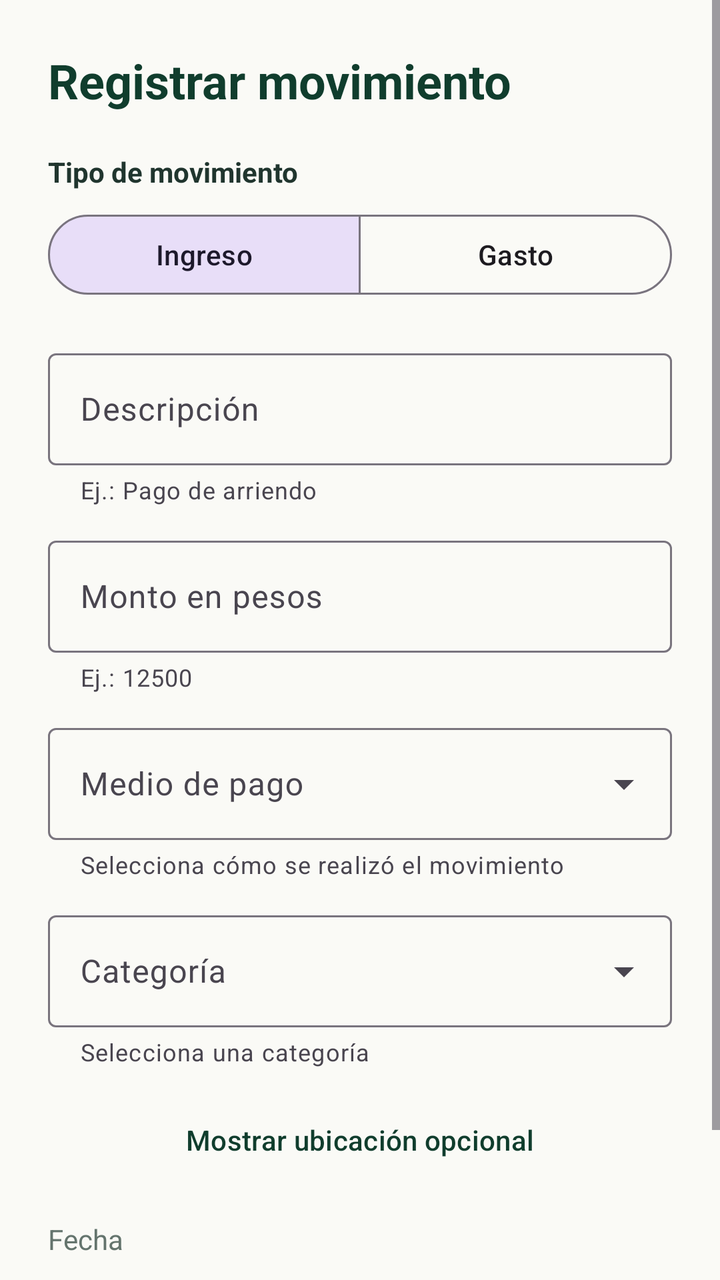
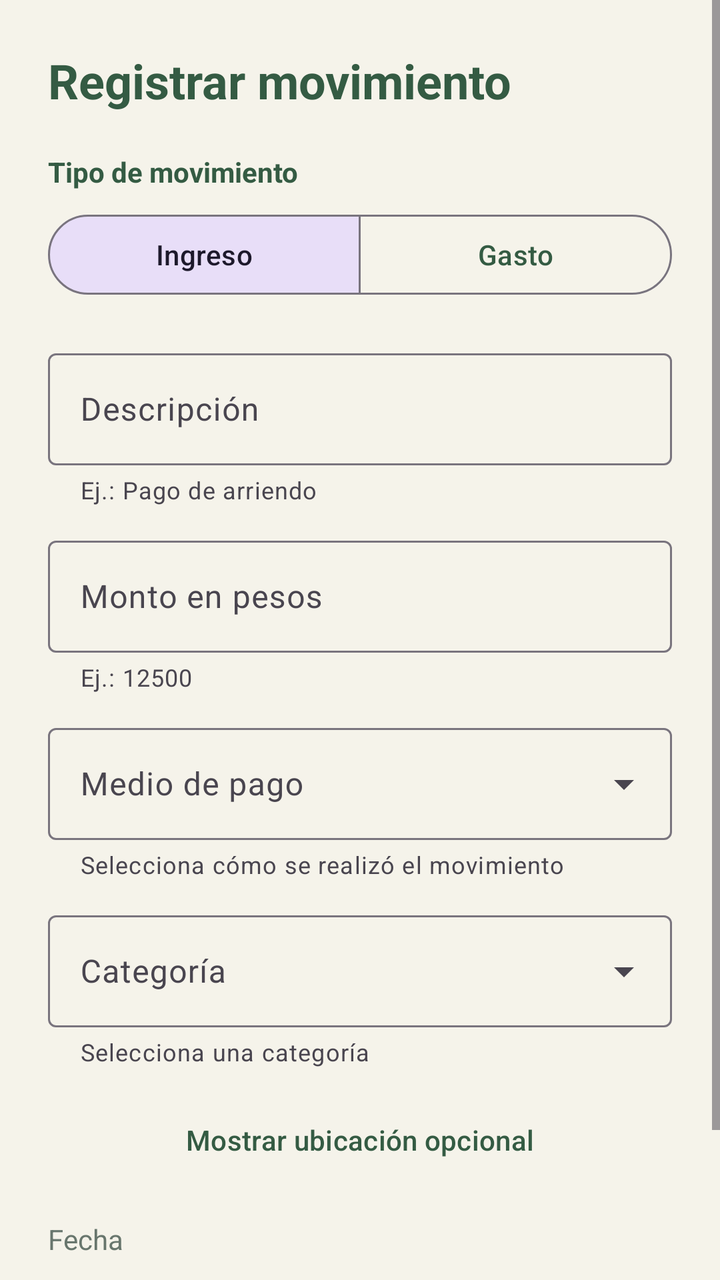

An Android layout rendered at two revisions. The XML below is the earlier revision; the diff shows what the commit changed to produce the second picture.
<!-- AndroidManifest.xml: application theme Theme.LocalCash -->
<!-- res/layout/dialog_registrar_movimiento.xml -->
<?xml version="1.0" encoding="utf-8"?>
<ScrollView xmlns:android="http://schemas.android.com/apk/res/android"
    xmlns:app="http://schemas.android.com/apk/res-auto"
    android:layout_width="match_parent"
    android:layout_height="wrap_content"
    android:background="@color/lc_warm_background"
    android:fillViewport="true">

    <LinearLayout
        android:layout_width="match_parent"
        android:layout_height="wrap_content"
        android:orientation="vertical"
        android:padding="24dp">

        <TextView
            android:layout_width="wrap_content"
            android:layout_height="wrap_content"
            android:text="@string/form_register_title"
            android:textColor="@color/lc_green_dark"
            android:textSize="24sp"
            android:textStyle="bold" />

        <TextView
            android:layout_width="wrap_content"
            android:layout_height="wrap_content"
            android:layout_marginTop="20dp"
            android:text="@string/form_movement_type"
            android:textColor="@color/lc_text_primary"
            android:textSize="14sp"
            android:textStyle="bold" />

        <com.google.android.material.button.MaterialButtonToggleGroup
            android:id="@+id/toggle_movement_type"
            android:layout_width="match_parent"
            android:layout_height="wrap_content"
            android:layout_marginTop="8dp"
            app:checkedButton="@id/button_income"
            app:selectionRequired="true"
            app:singleSelection="true">

            <com.google.android.material.button.MaterialButton
                android:id="@+id/button_income"
                style="@style/Widget.Material3.Button.OutlinedButton"
                android:layout_width="0dp"
                android:layout_height="48dp"
                android:layout_weight="1"
                android:text="@string/form_income" />

            <com.google.android.material.button.MaterialButton
                android:id="@+id/button_expense"
                style="@style/Widget.Material3.Button.OutlinedButton"
                android:layout_width="0dp"
                android:layout_height="48dp"
                android:layout_weight="1"
                android:text="@string/form_expense" />
        </com.google.android.material.button.MaterialButtonToggleGroup>

        <com.google.android.material.textfield.TextInputLayout
            android:id="@+id/input_layout_description"
            style="@style/Widget.Material3.TextInputLayout.OutlinedBox"
            android:layout_width="match_parent"
            android:layout_height="wrap_content"
            android:layout_marginTop="20dp"
            android:hint="@string/form_description_label"
            app:helperText="@string/form_description_hint">

            <com.google.android.material.textfield.TextInputEditText
                android:id="@+id/input_description"
                android:layout_width="match_parent"
                android:layout_height="56dp"
                android:inputType="textCapSentences"
                android:maxLength="80" />
        </com.google.android.material.textfield.TextInputLayout>

        <com.google.android.material.textfield.TextInputLayout
            android:id="@+id/input_layout_amount"
            style="@style/Widget.Material3.TextInputLayout.OutlinedBox"
            android:layout_width="match_parent"
            android:layout_height="wrap_content"
            android:layout_marginTop="12dp"
            android:hint="@string/form_amount_label"
            app:helperText="@string/form_amount_hint"
            app:prefixText="$ ">

            <com.google.android.material.textfield.TextInputEditText
                android:id="@+id/input_amount"
                android:layout_width="match_parent"
                android:layout_height="56dp"
                android:inputType="number"
                android:maxLength="15" />
        </com.google.android.material.textfield.TextInputLayout>

        <com.google.android.material.textfield.TextInputLayout
            android:id="@+id/input_layout_payment"
            style="@style/Widget.Material3.TextInputLayout.OutlinedBox.ExposedDropdownMenu"
            android:layout_width="match_parent"
            android:layout_height="wrap_content"
            android:layout_marginTop="12dp"
            android:hint="@string/form_payment_method_label"
            app:helperText="@string/form_payment_method_hint">

            <com.google.android.material.textfield.MaterialAutoCompleteTextView
                android:id="@+id/input_payment"
                android:layout_width="match_parent"
                android:layout_height="56dp"
                android:inputType="none" />
        </com.google.android.material.textfield.TextInputLayout>

        <com.google.android.material.textfield.TextInputLayout
            android:id="@+id/input_layout_other_payment"
            style="@style/Widget.Material3.TextInputLayout.OutlinedBox"
            android:layout_width="match_parent"
            android:layout_height="wrap_content"
            android:layout_marginTop="12dp"
            android:hint="@string/form_other_payment_label"
            android:visibility="gone"
            app:helperText="@string/form_other_payment_hint">

            <com.google.android.material.textfield.TextInputEditText
                android:id="@+id/input_other_payment"
                android:layout_width="match_parent"
                android:layout_height="56dp"
                android:inputType="textCapSentences"
                android:maxLength="50" />
        </com.google.android.material.textfield.TextInputLayout>

        <LinearLayout
            android:id="@+id/container_associated_account"
            android:layout_width="match_parent"
            android:layout_height="wrap_content"
            android:orientation="vertical"
            android:visibility="gone">

            <com.google.android.material.textfield.TextInputLayout
                android:id="@+id/input_layout_account"
                style="@style/Widget.Material3.TextInputLayout.OutlinedBox.ExposedDropdownMenu"
                android:layout_width="match_parent"
                android:layout_height="wrap_content"
                android:layout_marginTop="12dp"
                android:hint="@string/form_associated_account_label"
                app:helperText="@string/form_associated_account_hint">

                <com.google.android.material.textfield.MaterialAutoCompleteTextView
                    android:id="@+id/input_account"
                    android:layout_width="match_parent"
                    android:layout_height="56dp"
                    android:inputType="none" />
            </com.google.android.material.textfield.TextInputLayout>

            <com.google.android.material.button.MaterialButton
                android:id="@+id/button_create_account"
                style="@style/Widget.Material3.Button.TextButton"
                android:layout_width="wrap_content"
                android:layout_height="48dp"
                android:layout_marginTop="2dp"
                android:text="@string/action_create_account_from_movement"
                android:textColor="@color/lc_green_dark" />
        </LinearLayout>

        <com.google.android.material.textfield.TextInputLayout
            android:id="@+id/input_layout_category"
            style="@style/Widget.Material3.TextInputLayout.OutlinedBox.ExposedDropdownMenu"
            android:layout_width="match_parent"
            android:layout_height="wrap_content"
            android:layout_marginTop="12dp"
            android:hint="@string/form_category_label"
            app:helperText="@string/form_category_hint">

            <com.google.android.material.textfield.MaterialAutoCompleteTextView
                android:id="@+id/input_category"
                android:layout_width="match_parent"
                android:layout_height="56dp"
                android:inputType="none" />
        </com.google.android.material.textfield.TextInputLayout>

        <com.google.android.material.button.MaterialButton
            android:id="@+id/button_toggle_optional"
            style="@style/Widget.Material3.Button.TextButton"
            android:layout_width="match_parent"
            android:layout_height="wrap_content"
            android:layout_marginTop="12dp"
            android:text="@string/action_show_optional"
            android:textColor="@color/lc_green_dark" />

        <LinearLayout
            android:id="@+id/optional_movement_section"
            android:layout_width="match_parent"
            android:layout_height="wrap_content"
            android:orientation="vertical"
            android:visibility="gone">

            <com.google.android.material.button.MaterialButton
                android:id="@+id/button_capture_location"
                style="@style/Widget.Material3.Button.OutlinedButton"
                android:layout_width="match_parent"
                android:layout_height="wrap_content"
                android:layout_marginTop="4dp"
                android:text="@string/action_capture_location" />

            <TextView
                android:id="@+id/text_location_status"
                android:layout_width="match_parent"
                android:layout_height="wrap_content"
                android:layout_marginTop="4dp"
                android:text="@string/location_optional"
                android:textColor="@color/lc_text_secondary"
                android:textSize="12sp" />
        </LinearLayout>

        <LinearLayout
            android:layout_width="match_parent"
            android:layout_height="wrap_content"
            android:layout_marginTop="16dp"
            android:gravity="center_vertical"
            android:orientation="horizontal">

            <TextView
                android:layout_width="0dp"
                android:layout_height="wrap_content"
                android:layout_weight="1"
                android:text="@string/form_date_label"
                android:textColor="@color/lc_text_secondary"
                android:textSize="14sp" />

            <TextView
                android:id="@+id/text_form_date_value"
                android:layout_width="wrap_content"
                android:layout_height="wrap_content"
                android:textColor="@color/lc_text_primary"
                android:textSize="14sp"
                android:textStyle="bold" />
        </LinearLayout>

        <LinearLayout
            android:layout_width="match_parent"
            android:layout_height="wrap_content"
            android:layout_marginTop="24dp"
            android:gravity="end"
            android:orientation="horizontal">

            <com.google.android.material.button.MaterialButton
                android:id="@+id/button_cancel_movement"
                style="@style/Widget.Material3.Button.TextButton"
                android:layout_width="wrap_content"
                android:layout_height="48dp"
                android:text="@string/action_cancel"
                android:textColor="@color/lc_green_dark" />

            <com.google.android.material.button.MaterialButton
                android:id="@+id/button_save_movement"
                android:layout_width="wrap_content"
                android:layout_height="48dp"
                android:layout_marginStart="8dp"
                android:text="@string/action_save"
                app:backgroundTint="@color/lc_orange_earth"
                app:cornerRadius="14dp" />
        </LinearLayout>
    </LinearLayout>
</ScrollView>
<!-- resources referenced by this layout -->
<resources>
  <color name="lc_green_dark">#103D2D</color>
  <color name="lc_orange_earth">#C7653E</color>
  <color name="lc_text_primary">#20352E</color>
  <color name="lc_text_secondary">#64746D</color>
  <color name="lc_warm_background">#FAFAF6</color>
  <string name="action_cancel">Cancelar</string>
  <string name="action_capture_location">Guardar ubicación (opcional)</string>
  <string name="action_create_account_from_movement">Crear cuenta nueva</string>
  <string name="action_save">Guardar movimiento</string>
  <string name="action_show_optional">Mostrar ubicación opcional</string>
  <string name="form_amount_hint">Ej.: 12500</string>
  <string name="form_amount_label">Monto en pesos</string>
  <string name="form_associated_account_hint">Selecciona una cuenta compatible</string>
  <string name="form_associated_account_label">Cuenta asociada</string>
  <string name="form_category_hint">Selecciona una categoría</string>
  <string name="form_category_label">Categoría</string>
  <string name="form_date_label">Fecha</string>
  <string name="form_description_hint">Ej.: Pago de arriendo</string>
  <string name="form_description_label">Descripción</string>
  <string name="form_expense">Gasto</string>
  <string name="form_income">Ingreso</string>
  <string name="form_movement_type">Tipo de movimiento</string>
  <string name="form_other_payment_hint">Indica cómo realizaste o recibiste el pago</string>
  <string name="form_other_payment_label">Especifica el medio</string>
  <string name="form_payment_method_hint">Selecciona cómo se realizó el movimiento</string>
  <string name="form_payment_method_label">Medio de pago</string>
  <string name="form_register_title">Registrar movimiento</string>
  <string name="location_optional">Sin ubicación guardada.</string>
  <style name="Theme.LocalCash" parent="Base.Theme.LocalCash" />
  <style name="Base.Theme.LocalCash" parent="Theme.Material3.DayNight.NoActionBar">
          
          
      </style>
</resources>

<!-- the commit's change to res/layout/dialog_registrar_movimiento.xml (unified diff, before → after) -->
@@ -189,13 +189,37 @@
             android:orientation="vertical"
             android:visibility="gone">
 
+            <TextView
+                android:layout_width="match_parent"
+                android:layout_height="wrap_content"
+                android:layout_marginTop="8dp"
+                android:text="@string/location_section_title"
+                android:textColor="@color/lc_green_dark"
+                android:textStyle="bold" />
+
+            <com.google.android.material.button.MaterialButton
+                android:id="@+id/button_clear_location"
+                style="@style/Widget.Material3.Button.OutlinedButton"
+                android:layout_width="match_parent"
+                android:layout_height="wrap_content"
+                android:layout_marginTop="8dp"
+                android:text="@string/action_no_location" />
+
             <com.google.android.material.button.MaterialButton
                 android:id="@+id/button_capture_location"
                 style="@style/Widget.Material3.Button.OutlinedButton"
                 android:layout_width="match_parent"
                 android:layout_height="wrap_content"
                 android:layout_marginTop="4dp"
-                android:text="@string/action_capture_location" />
+                android:text="@string/action_use_current_location" />
+
+            <com.google.android.material.button.MaterialButton
+                android:id="@+id/button_pick_location_map"
+                style="@style/Widget.Material3.Button.OutlinedButton"
+                android:layout_width="match_parent"
+                android:layout_height="wrap_content"
+                android:layout_marginTop="4dp"
+                android:text="@string/action_pick_location_map" />
 
             <TextView
                 android:id="@+id/text_location_status"
<!-- resource entries referenced after the edit -->
@@ -1,15 +1,17 @@
 <!-- resources referenced by this layout -->
 <resources>
-  <color name="lc_green_dark">#103D2D</color>
-  <color name="lc_orange_earth">#C7653E</color>
-  <color name="lc_text_primary">#20352E</color>
-  <color name="lc_text_secondary">#64746D</color>
-  <color name="lc_warm_background">#FAFAF6</color>
+  <color name="lc_green_dark">#345B43</color>
+  <color name="lc_orange_earth">#A75E42</color>
+  <color name="lc_text_primary">#345B43</color>
+  <color name="lc_text_secondary">#68766D</color>
+  <color name="lc_warm_background">#F5F3EA</color>
   <string name="action_cancel">Cancelar</string>
-  <string name="action_capture_location">Guardar ubicación (opcional)</string>
   <string name="action_create_account_from_movement">Crear cuenta nueva</string>
+  <string name="action_no_location">Sin ubicación</string>
+  <string name="action_pick_location_map">Elegir ubicación en el mapa</string>
   <string name="action_save">Guardar movimiento</string>
   <string name="action_show_optional">Mostrar ubicación opcional</string>
+  <string name="action_use_current_location">Usar mi ubicación actual</string>
   <string name="form_amount_hint">Ej.: 12500</string>
   <string name="form_amount_label">Monto en pesos</string>
   <string name="form_associated_account_hint">Selecciona una cuenta compatible</string>
@@ -28,10 +30,21 @@
   <string name="form_payment_method_label">Medio de pago</string>
   <string name="form_register_title">Registrar movimiento</string>
   <string name="location_optional">Sin ubicación guardada.</string>
+  <string name="location_section_title">Ubicación de la compra o movimiento</string>
   <style name="Theme.LocalCash" parent="Base.Theme.LocalCash" />
   <style name="Base.Theme.LocalCash" parent="Theme.Material3.DayNight.NoActionBar">
-          
-          
+          <item name="colorPrimary">@color/lc_green_dark</item>
+          <item name="colorOnPrimary">@color/lc_on_primary</item>
+          <item name="colorSecondary">@color/lc_orange_earth</item>
+          <item name="colorSurface">@color/lc_surface</item>
+          <item name="colorOnSurface">@color/lc_text_primary</item>
+          <item name="colorSurfaceVariant">@color/lc_warm_background</item>
+          <item name="android:windowLightStatusBar">true</item>
+          <item name="android:windowLightNavigationBar">true</item>
+          <item name="android:statusBarColor">@color/lc_warm_background</item>
+          <item name="android:navigationBarColor">@color/lc_surface</item>
       </style>
+  <color name="lc_on_primary">#FFFFFFFF</color>
+  <color name="lc_surface">#FFFFFFFF</color>
 </resources>
 
